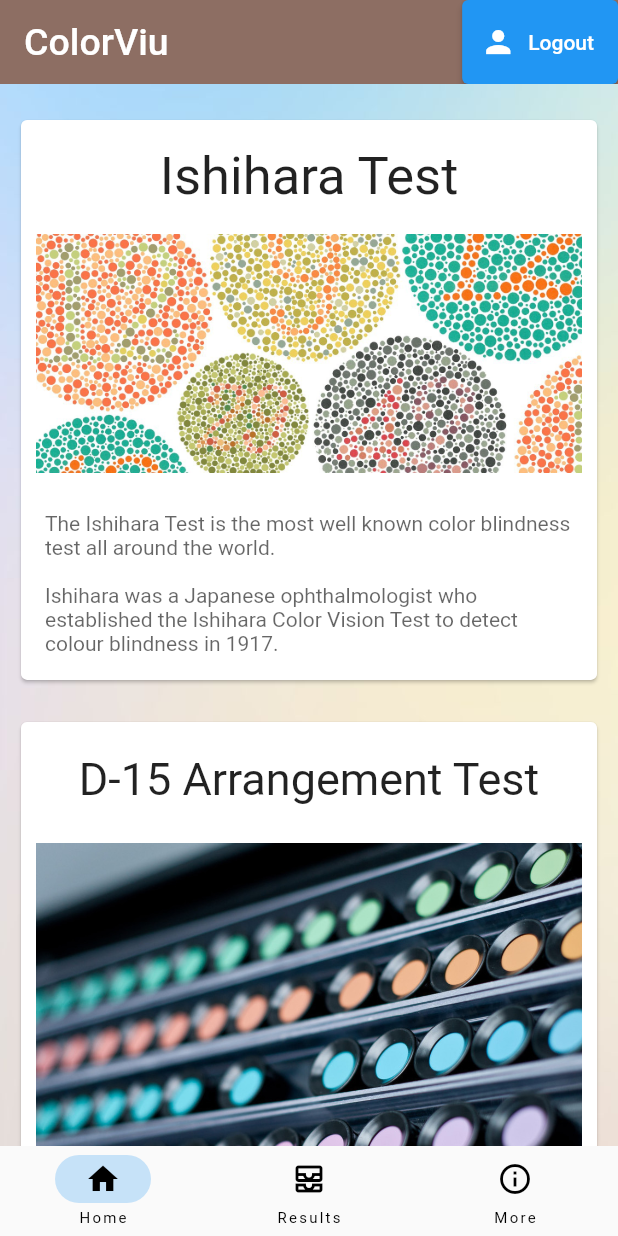
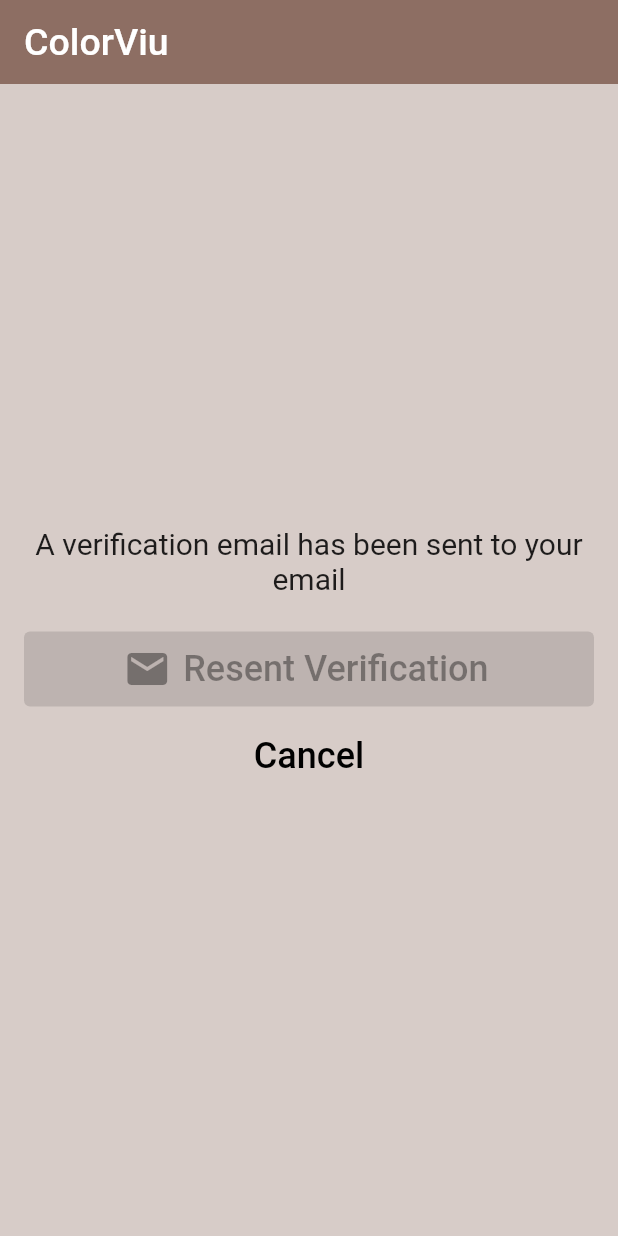
Before and after one commit to Jesh10/ColorViu-MobileApp, a Flutter app: the screen it shows once a user with an empty profile is signed in, on a phone screen of 412 x 824 dp. Run offline on Flutter 3.47's test engine with Material 2 defaults, Android fonts, the phone set to English and light mode, and no system bars; our stand-ins replace cloud_firestore, date_field, firebase_auth, firebase_core, flutter_spinkit, get and 2 more; missing offline and left inert: auth, drag_and_drop_gridview; accounts and stored records are empty.

Commit message:
Email Verification

```diff
--- a/lib/routes/routes.dart
+++ b/lib/routes/routes.dart
@@ -1,4 +1,4 @@
-import 'package:colorviu/screens/home/home.dart';
+import 'package:colorviu/home.dart';
 import 'package:colorviu/tests/d-15/d15_test.dart';
 import 'package:get/get.dart';
 
--- a/lib/screens/authenticate/register.dart
+++ b/lib/screens/authenticate/register.dart
@@ -150,7 +150,8 @@ class _RegisterState extends State<Register> {
                           backgroundColor: MaterialStateProperty.all<Color>(
                             Colors.pink[400]!),
                           textStyle: MaterialStateProperty.all(
-                            const TextStyle(color: Colors.white))),
+                            const TextStyle(color: Colors.white))
+                          ),
                         onPressed: () async {
                           if (_formKey.currentState!.validate()) {
                             setState(() => loading = true);
--- /dev/null
+++ b/lib/services/verify_email.dart
@@ -0,0 +1,119 @@
+import 'dart:async';
+
+import 'package:auth/auth.dart';
+import 'package:colorviu/routes/routes.dart';
+import 'package:flutter/material.dart';
+import 'package:get/get.dart';
+
+class VerifyEmail extends StatefulWidget {
+  const VerifyEmail({super.key});
+
+  @override
+  State<VerifyEmail> createState() => _VerifyEmailState();
+}
+
+class _VerifyEmailState extends State<VerifyEmail> {
+  bool isEmailVerified = false;
+  bool canResendEmail = false;
+  Timer? timer;
+
+  @override
+  void initState() {
+    super.initState();
+
+    isEmailVerified = FirebaseAuth.instance.currentUser!.emailVerified;
+
+    if (!isEmailVerified) {
+      sendVerificationEmail();
+
+      timer = Timer.periodic(
+        const Duration(seconds: 3),
+        (_) => checkEmailVerified(),
+      );
+    }
+  }
+
+  @override
+  void dispose() {
+    timer?.cancel();
+
+    super.dispose();
+  }
+
+  Future checkEmailVerified() async {
+    await FirebaseAuth.instance.currentUser!.reload();
+
+    setState(() {
+      isEmailVerified = FirebaseAuth.instance.currentUser!.emailVerified;
+    });
+
+    if (isEmailVerified) timer?.cancel();
+  }
+
+  Future sendVerificationEmail() async {
+    try {
+      final user = FirebaseAuth.instance.currentUser!;
+      await user.sendEmailVerification();
+
+      setState(() => canResendEmail = false);
+      await Future.delayed(const Duration(seconds: 5));
+      setState(() => canResendEmail = true);
+    } catch (e) {
+      print(e.toString());
+    }
+  }
+
+  @override
+  Widget build(BuildContext context) => isEmailVerified
+    ? GetMaterialApp(getPages: Routes.routes())
+    : Scaffold(
+        backgroundColor: Colors.brown[100],
+        appBar: AppBar(
+          backgroundColor: Colors.brown[400],
+          elevation: 0,
+          title: const Text(
+            'ColorViu',
+            style: TextStyle(
+              fontSize: 25,
+            ),
+          ),
+        ),
+        body: Padding(
+          padding: const EdgeInsets.all(16),
+          child: Column(
+            mainAxisAlignment: MainAxisAlignment.center,
+            // ignore: prefer_const_literals_to_create_immutables
+            children: [
+              const Text(
+                'A verification email has been sent to your email',
+                style: TextStyle(fontSize: 20),
+                textAlign: TextAlign.center,
+              ),
+              const SizedBox(height: 24),
+              ElevatedButton.icon(
+                style: ElevatedButton.styleFrom(
+                  minimumSize: const Size.fromHeight(50)
+                ),
+                onPressed: canResendEmail ? sendVerificationEmail : null,
+                icon: const Icon(Icons.email, size: 32),
+                label: const Text(
+                  'Resent Verification',
+                  style: TextStyle(fontSize: 24),
+                )
+              ),
+              const SizedBox(height: 8),
+              TextButton(
+                style: ElevatedButton.styleFrom(
+                  minimumSize: const Size.fromHeight(50),
+                ),
+                onPressed: () => FirebaseAuth.instance.signOut(),
+                child: const Text(
+                  'Cancel',
+                  style: TextStyle(fontSize: 24, color: Colors.black),
+                )
+              )
+            ],
+          )
+        ),
+      );
+}
--- a/lib/wrapper.dart
+++ b/lib/wrapper.dart
@@ -1,5 +1,6 @@
 import 'package:colorviu/routes/routes.dart';
 import 'package:colorviu/screens/authenticate/authenticate.dart';
+import 'package:colorviu/services/verify_email.dart';
 import 'package:flutter/material.dart';
 import 'package:colorviu/models/user.dart';
 import 'package:provider/provider.dart';
@@ -15,9 +16,10 @@ class Wrapper extends StatelessWidget {
     if (user == null) {
       return const Authenticate();
     } else {
-      return GetMaterialApp(
-        getPages: Routes.routes()
-      );
+      return VerifyEmail();
+      // return GetMaterialApp(
+      //   getPages: Routes.routes()
+      // );
     }
   }
 }
```
Also changed, not shown: lib/screens/home/navigation.dart (deleted, +0 -79 lines), lib/screens/home/settings_form.dart (deleted, +0 -96 lines), lib/home.dart (renamed from lib/screens/home/home.dart). Lines whose indentation alone changed are shown as unchanged.
